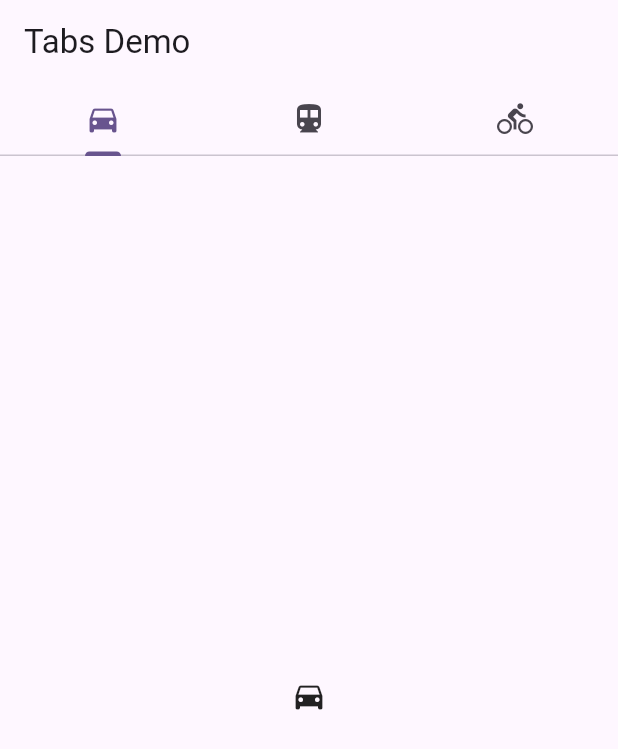
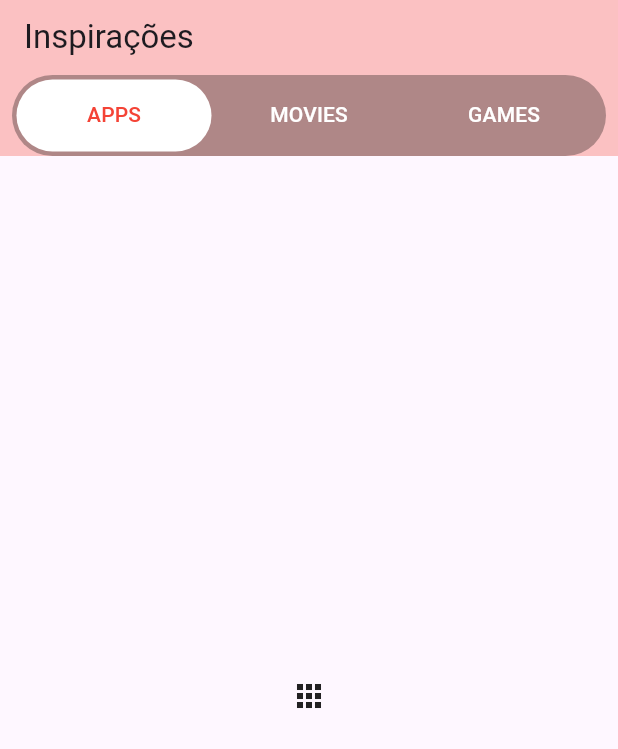
Before and after one commit to iCarlosAugusto/lojonga-test, a Flutter app: the screen it shows after launch, on a phone screen of 412 x 824 dp. Shown: the top 749 px of the screen. Run offline on Flutter 3.47's test engine with Material 3 defaults, Android fonts, the phone set to English and light mode, and no system bars.

Commit message:
feat: :zap: Created tabbar

```diff
--- a/lib/main.dart
+++ b/lib/main.dart
@@ -1,4 +1,5 @@
 import 'package:flutter/material.dart';
+import 'package:lojangtest/tabbar.widget.dart';
 
 void main() {
   runApp(const MyApp());
@@ -12,9 +13,18 @@ class MyApp extends StatelessWidget {
     return MaterialApp(
       title: 'Flutter Demo',
       theme: ThemeData(
+
         colorScheme: ColorScheme.fromSeed(seedColor: Colors.deepPurple),
         useMaterial3: true,
+        tabBarTheme: const TabBarTheme(
+          indicatorColor: Colors.white,
+          labelColor: Colors.red,
+          unselectedLabelColor: Colors.white,
+          dividerColor: Colors.transparent,
+        ),
+        primaryColor: Colors.pink[800],
       ),
+
       home: const HomePage(),
     );
   }
@@ -26,26 +36,62 @@ class HomePage extends StatelessWidget {
   @override
   Widget build(BuildContext context) {
     return DefaultTabController(
-        length: 3,
-        child: Scaffold(
-          appBar: AppBar(
-            bottom: const TabBar(
+      length: 3,
+      child: Scaffold(
+        appBar: AppBar(
+          title: const Text("Inspirações"),
+          backgroundColor: Colors.red.withOpacity(0.3),
+          bottom: ColoredTabBar(
+            TabBar(
+              indicatorPadding: EdgeInsets.zero,
+              labelPadding: EdgeInsets.zero,
+              padding: EdgeInsets.zero,
+              enableFeedback: false,
+              dividerColor: Colors.transparent,
+              indicator: BoxDecoration(
+                borderRadius: BorderRadius.circular(50),
+                color: Colors.white
+              ),
               tabs: [
-                Tab(icon: Icon(Icons.directions_car)),
-                Tab(icon: Icon(Icons.directions_transit)),
-                Tab(icon: Icon(Icons.directions_bike)),
-              ],
-            ),
-            title: const Text('Tabs Demo'),
+                const Tab(
+                  child: Align(
+                      alignment: Alignment.center,
+                      child: Text("APPS"),
+                    ),
+                ),
+                Tab(
+                  child: Container(
+                    decoration: BoxDecoration(
+                      borderRadius: BorderRadius.circular(50),
+                    ),
+                    child: const Align(
+                      alignment: Alignment.center,
+                      child: Text("MOVIES"),
+                    ),
+                  ),
+                ),
+                Tab(
+                  child: Container(
+                    decoration: BoxDecoration(
+                      borderRadius: BorderRadius.circular(50),
+                      //border: Border.all(color: Colors.redAccent, width: 1)
+                    ),
+                    child: const Align(
+                      alignment: Alignment.center,
+                      child: Text("GAMES"),
+                    ),
+                  ),
+                ),
+              ]),
           ),
-          body: const TabBarView(
-            children: [
-              Icon(Icons.directions_car),
-              Icon(Icons.directions_transit),
-              Icon(Icons.directions_bike),
-            ],
           ),
+        body: const TabBarView(
+          children: [
+            Icon(Icons.apps),
+            Icon(Icons.movie),
+            Icon(Icons.games),
+          ]
         ),
-      );
+      ));
   }
 }
--- /dev/null
+++ b/lib/tabbar.widget.dart
@@ -0,0 +1,21 @@
+import 'package:flutter/material.dart';
+
+class ColoredTabBar extends Container implements PreferredSizeWidget {
+  ColoredTabBar(this.tabBar);
+
+  final TabBar tabBar;
+
+  @override
+  Size get preferredSize => tabBar.preferredSize;
+
+  @override
+  Widget build(BuildContext context) => Container(
+    padding: const EdgeInsets.all(3),
+    margin: const EdgeInsets.only(left: 8, right: 8),
+    decoration: BoxDecoration(
+      borderRadius: BorderRadius.circular(40),
+      color: Colors.black.withOpacity(0.3)
+    ),
+    child: tabBar,
+  );
+}
```
